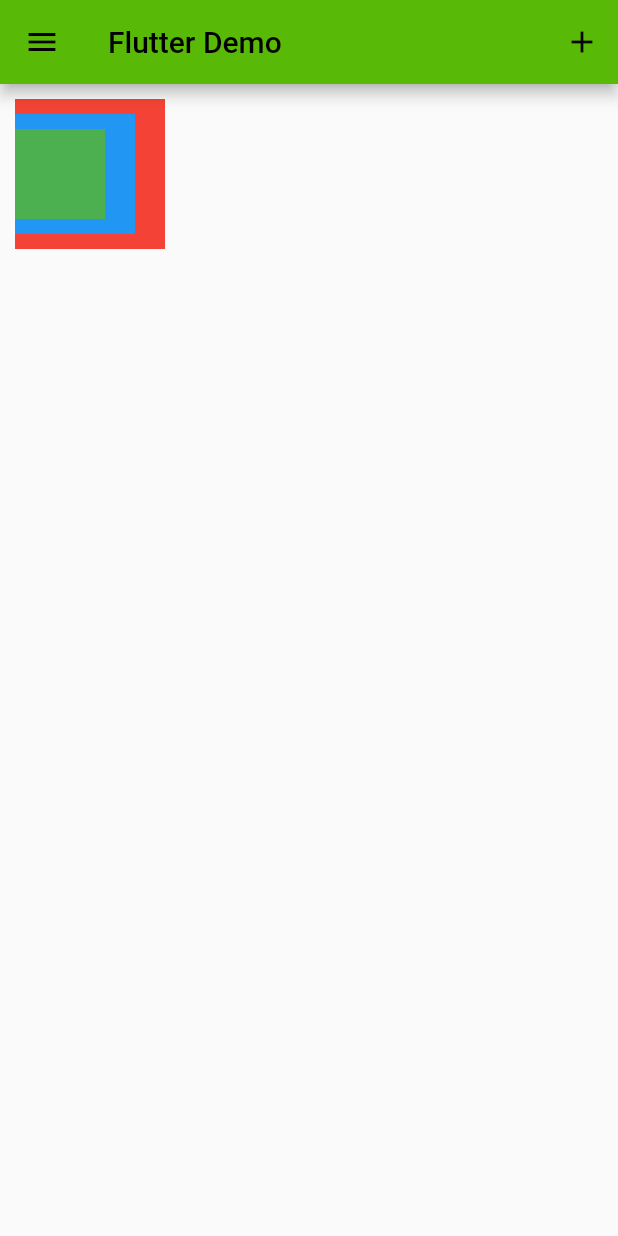
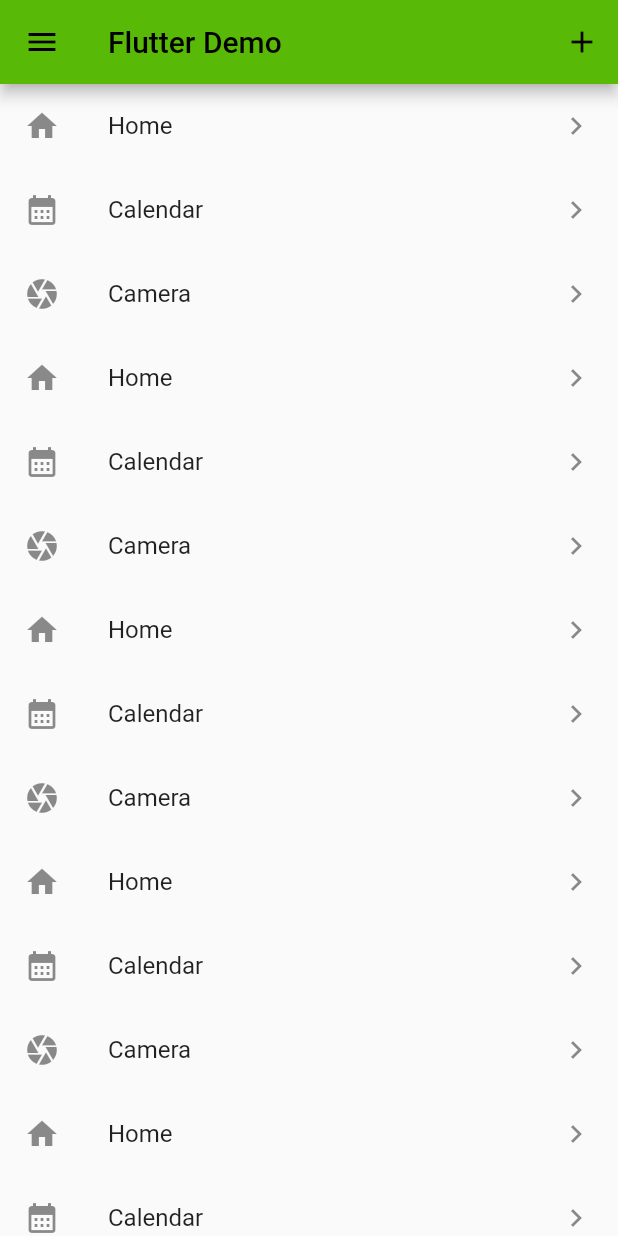
Before and after one commit to GwonHayeon/mobileAppDevelopment, a Flutter app: the screen it shows after launch, on a phone screen of 412 x 824 dp. Run offline on Flutter 3.47's test engine with Material 2 defaults, Android fonts, the phone set to English and light mode, and no system bars; Roboto replaces fonts that are missing (Pretendard).

Commit message:
0921 - listview

```diff
--- a/lib/main.dart
+++ b/lib/main.dart
@@ -39,34 +39,106 @@ class MyHomePage extends StatelessWidget {
           IconButton(onPressed: (){}, icon: Icon(Icons.add))
         ],
       ),
-      body: Stack( //Column대신 Stack을 쓰면 겹쳐짐
-        alignment: Alignment.centerLeft, //stack의 property. 앞에거가 세로 뒤가 가로거
-        // mainAxisAlignment: MainAxisAlignment.spaceBetween,
-        // crossAxisAlignment: CrossAxisAlignment.center,
+      body: ListView(
+        scrollDirection: Axis.vertical,
         children: [
-          Container(
-            color:Colors.red,
-            width:100.0,
-            height: 100.0,
-            padding: EdgeInsets.all(8.0),
-            margin: EdgeInsets.all(10.0), //바깥여백
+          ListTile(
+            leading: Icon(Icons.home),
+            title: Text('Home'),
+            trailing: Icon(Icons.navigate_next),
+            onTap: (){},
           ),
-          Container(
-            color:Colors.blue,
-            width:80.0,
-            height: 80.0,
-            padding: EdgeInsets.all(8.0),
-            margin: EdgeInsets.all(10.0), //바깥여백
+          ListTile(
+            leading: Icon(Icons.calendar_month),
+            title: Text('Calendar'),
+            trailing: Icon(Icons.navigate_next),
+            onTap: (){},
           ),
-          Container(
-            color:Colors.green,
-            width:60.0,
-            height: 60.0,
-            padding: EdgeInsets.all(8.0),
-            margin: EdgeInsets.all(10.0), //바깥여백
+          ListTile(
+            leading: Icon(Icons.camera),
+            title: Text('Camera'),
+            trailing: Icon(Icons.navigate_next),
+            onTap: (){},
+          ),
+          ListTile(
+            leading: Icon(Icons.home),
+            title: Text('Home'),
+            trailing: Icon(Icons.navigate_next),
+            onTap: (){},
+          ),
+          ListTile(
+            leading: Icon(Icons.calendar_month),
+            title: Text('Calendar'),
+            trailing: Icon(Icons.navigate_next),
+            onTap: (){},
+          ),
+          ListTile(
+            leading: Icon(Icons.camera),
+            title: Text('Camera'),
+            trailing: Icon(Icons.navigate_next),
+            onTap: (){},
+          ),
+          ListTile(
+            leading: Icon(Icons.home),
+            title: Text('Home'),
+            trailing: Icon(Icons.navigate_next),
+            onTap: (){},
+          ),
+          ListTile(
+            leading: Icon(Icons.calendar_month),
+            title: Text('Calendar'),
+            trailing: Icon(Icons.navigate_next),
+            onTap: (){},
+          ),
+          ListTile(
+            leading: Icon(Icons.camera),
+            title: Text('Camera'),
+            trailing: Icon(Icons.navigate_next),
+            onTap: (){},
+          ),
+          ListTile(
+            leading: Icon(Icons.home),
+            title: Text('Home'),
+            trailing: Icon(Icons.navigate_next),
+            onTap: (){},
+          ),
+          ListTile(
+            leading: Icon(Icons.calendar_month),
+            title: Text('Calendar'),
+            trailing: Icon(Icons.navigate_next),
+            onTap: (){},
+          ),
+          ListTile(
+            leading: Icon(Icons.camera),
+            title: Text('Camera'),
+            trailing: Icon(Icons.navigate_next),
+            onTap: (){},
+          ),
+          ListTile(
+            leading: Icon(Icons.home),
+            title: Text('Home'),
+            trailing: Icon(Icons.navigate_next),
+            onTap: (){},
+          ),
+          ListTile(
+            leading: Icon(Icons.calendar_month),
+            title: Text('Calendar'),
+            trailing: Icon(Icons.navigate_next),
+            onTap: (){},
+          ),
+          ListTile(
+            leading: Icon(Icons.camera),
+            title: Text('Camera'),
+            trailing: Icon(Icons.navigate_next),
+            onTap: (){},
           ),
         ],
       ),
+      // body: SingleChildScrollView(
+      //   child: ListBody( //Column으로 하게되면 해당부분만 끌리는데 이걸로 하면 전체화면 스크롤 가능
+      //     children: items.map((i) => Text('$i')).toList(),
+      //   ),
+      // ),
       drawer: Drawer(),//Scaffold의 property
     );
   }
```
